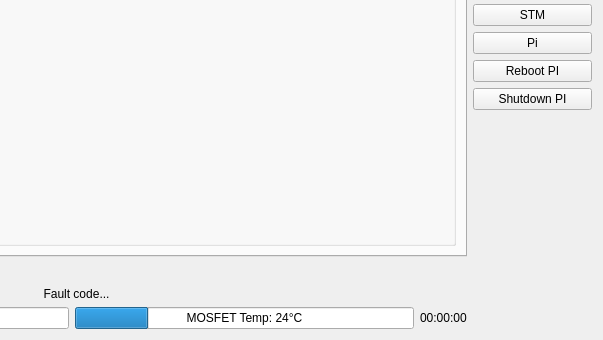
The window that Linux/RC_Car_Tool/carinterface.ui (vedderb/rise_sdvp) describes before a commit, drawn with Qt 5; both pictures show x 325 to 928 and y 246 to 586 of the 928 by 586 pixel window.
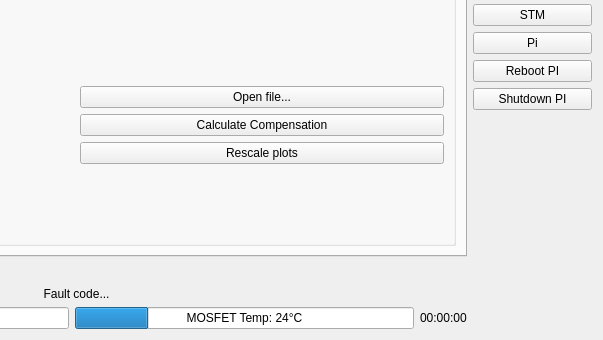
The same window after the commit. The open tabs and pages were chosen to show the change. Icons and pictures are not drawn. Custom widgets are drawn as their Qt base class.

Commit message: Added libLAML to RC_Car_Tool and implemented magnetometer compensation in C++

Diff of the .ui file:
```diff
--- a/Linux/RC_Car_Tool/carinterface.ui
+++ b/Linux/RC_Car_Tool/carinterface.ui
@@ -352,7 +352,7 @@
            <property name="title">
             <string>Magnetometer</string>
            </property>
-           <layout class="QVBoxLayout" name="verticalLayout_6">
+           <layout class="QVBoxLayout" name="verticalLayout_17">
             <item>
              <layout class="QHBoxLayout" name="horizontalLayout_4">
               <item>
@@ -444,6 +444,44 @@
                 </property>
                </widget>
               </item>
+              <item row="1" column="1">
+               <layout class="QVBoxLayout" name="verticalLayout_6">
+                <item>
+                 <widget class="QPushButton" name="magOpenFileButton">
+                  <property name="text">
+                   <string>Open file...</string>
+                  </property>
+                 </widget>
+                </item>
+                <item>
+                 <widget class="QPushButton" name="magCalcCompButton">
+                  <property name="text">
+                   <string>Calculate Compensation</string>
+                  </property>
+                 </widget>
+                </item>
+                <item>
+                 <widget class="QPushButton" name="magReplotButton">
+                  <property name="text">
+                   <string>Rescale plots</string>
+                  </property>
+                 </widget>
+                </item>
+                <item>
+                 <spacer name="verticalSpacer_2">
+                  <property name="orientation">
+                   <enum>Qt::Vertical</enum>
+                  </property>
+                  <property name="sizeHint" stdset="0">
+                   <size>
+                    <width>20</width>
+                    <height>40</height>
+                   </size>
+                  </property>
+                 </spacer>
+                </item>
+               </layout>
+              </item>
              </layout>
             </item>
            </layout>
```
Left out of the diff: 26 changed lines with no effect on the pictures. The commit also changes 133 other files.
